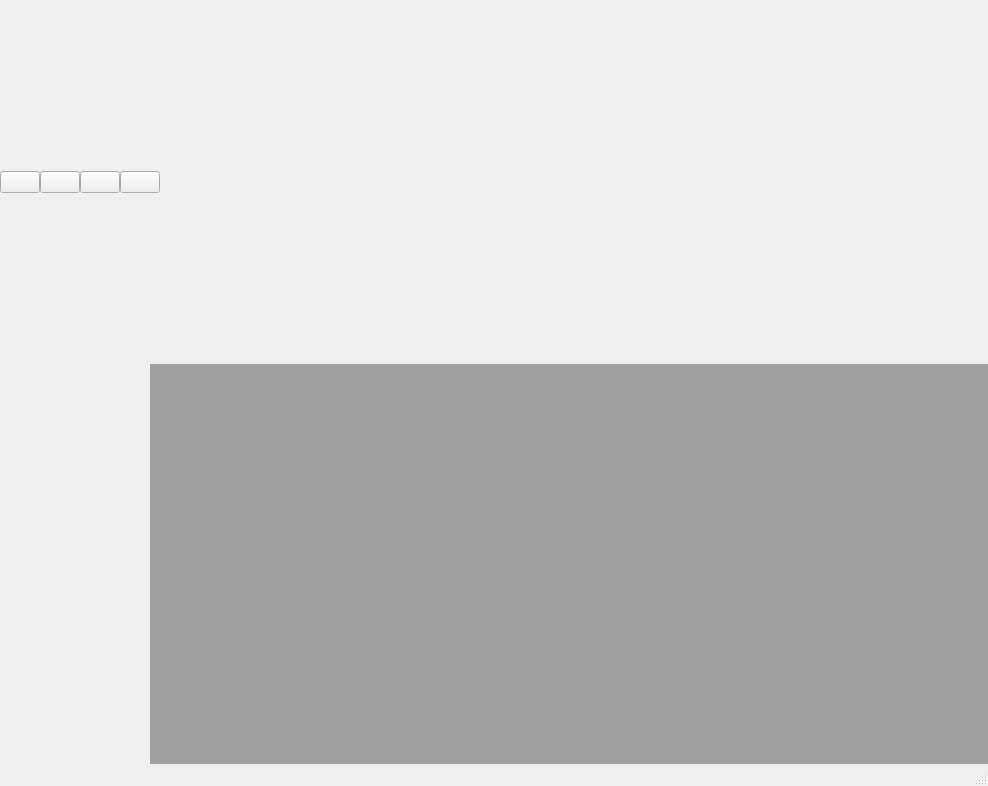
The window that src/home/MainWindowHome.ui (jingjing1989/YouYoQt) describes before a commit, drawn with Qt 5.
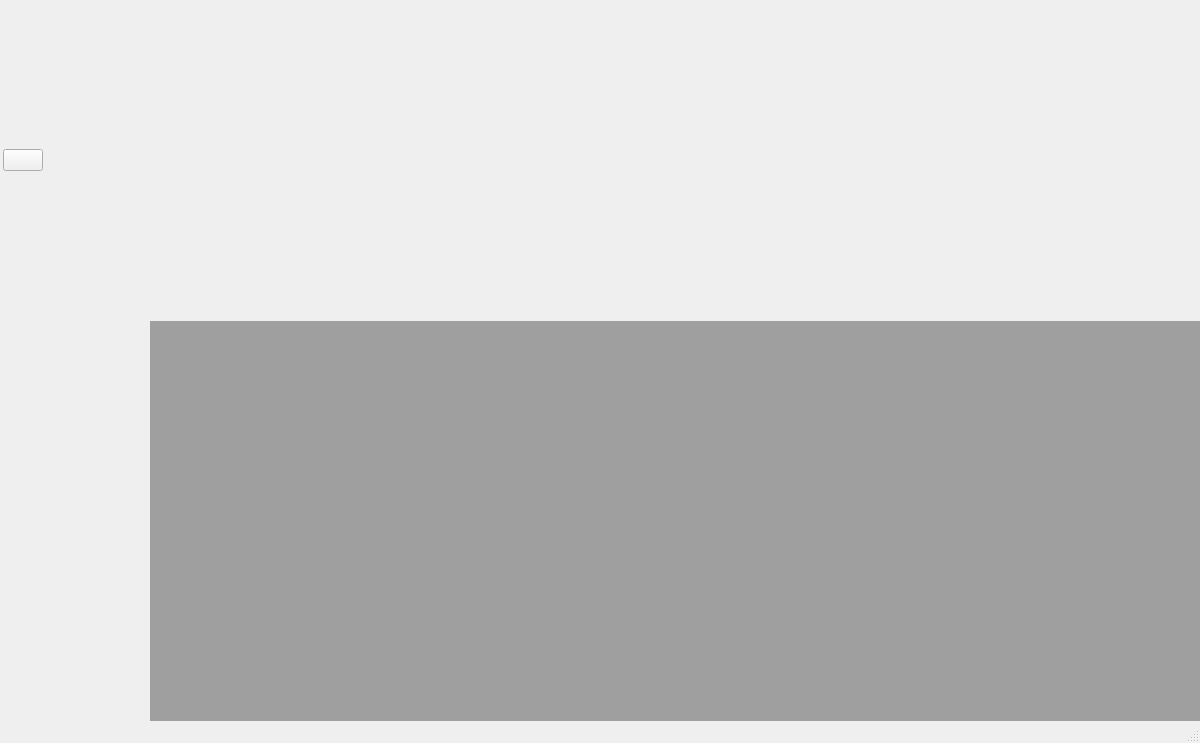
The same window after the commit. Custom widgets are drawn as their Qt base class.

The edit to the form file:
```diff
--- a/src/home/MainWindowHome.ui
+++ b/src/home/MainWindowHome.ui
@@ -6,8 +6,8 @@
    <rect>
     <x>0</x>
     <y>0</y>
-    <width>988</width>
-    <height>786</height>
+    <width>1200</width>
+    <height>743</height>
    </rect>
   </property>
   <property name="windowTitle">
@@ -35,6 +35,12 @@
       <property name="spacing">
        <number>0</number>
       </property>
+      <property name="topMargin">
+       <number>8</number>
+      </property>
+      <property name="bottomMargin">
+       <number>8</number>
+      </property>
       <item>
        <layout class="QHBoxLayout" name="horizontalLayout_lefttop">
         <property name="spacing">
@@ -43,6 +49,9 @@
         <property name="sizeConstraint">
          <enum>QLayout::SetDefaultConstraint</enum>
         </property>
+        <property name="leftMargin">
+         <number>3</number>
+        </property>
         <item>
          <widget class="QPushButton" name="shrinkButton">
           <property name="text">
@@ -53,42 +62,6 @@
           </property>
          </widget>
         </item>
-        <item>
-         <widget class="QPushButton" name="collectButton">
-          <property name="text">
-           <string/>
-          </property>
-          <property name="checkable">
-           <bool>true</bool>
-          </property>
-         </widget>
-        </item>
-        <item>
-         <widget class="QPushButton" name="lockButton">
-          <property name="text">
-           <string/>
-          </property>
-          <property name="checkable">
-           <bool>true</bool>
-          </property>
-         </widget>
-        </item>
-        <item>
-         <widget class="QPushButton" name="revertButton">
-          <property name="sizePolicy">
-           <sizepolicy hsizetype="Minimum" vsizetype="Fixed">
-            <horstretch>0</horstretch>
-            <verstretch>0</verstretch>
-           </sizepolicy>
-          </property>
-          <property name="text">
-           <string/>
-          </property>
-          <property name="checkable">
-           <bool>true</bool>
-          </property>
-         </widget>
-        </item>
        </layout>
       </item>
       <item>
@@ -105,6 +78,9 @@
     </item>
     <item row="1" column="0">
      <layout class="QGridLayout" name="gridLayout">
+      <property name="leftMargin">
+       <number>0</number>
+      </property>
       <property name="spacing">
        <number>0</number>
       </property>
```
Left out of the diff: 32 changed lines with no effect on the pictures.
